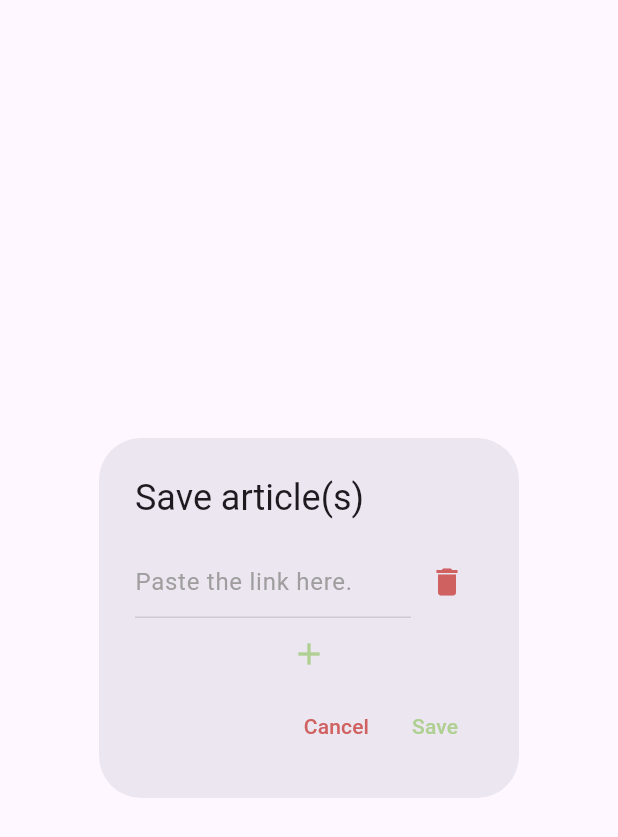
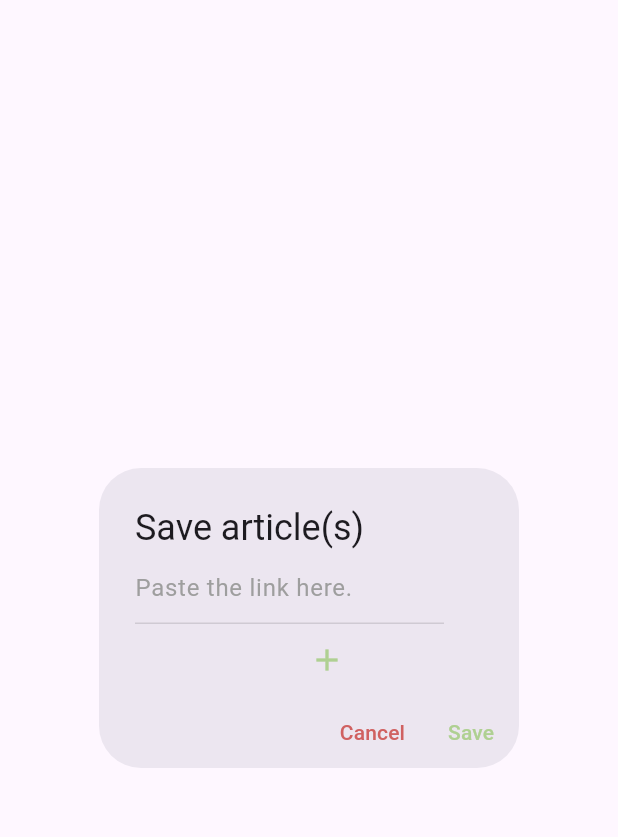
Before and after one commit to sudoadarsh/re_vision, a Flutter app: the BaseAlertDialog widget shown alone on an empty page, opened directly, on a phone screen of 412 x 824 dp. Shown: the top 837 px of the screen. Run offline on Flutter 3.47's test engine with Material 2 defaults, Android fonts, the phone set to English and light mode, and no system bars; our stand-ins replace bloc, cached_network_image, flutter_bloc, font_awesome_flutter, shared_preferences, sqflite and 1 more; accounts and stored records are empty.

Commit message:
-- add link dialog updated. Final.

```diff
--- a/lib/base_widgets/base_alert_dialog.dart
+++ b/lib/base_widgets/base_alert_dialog.dart
@@ -9,7 +9,7 @@ class BaseAlertDialog extends StatelessWidget {
     this.description,
     this.actions,
     this.customContent,
-    this.actionsPadding
+    this.actionsPadding, this.contentPadding
   }) : super(key: key);
 
   final String title;
@@ -17,6 +17,7 @@ class BaseAlertDialog extends StatelessWidget {
   final Widget? customContent;
   final List<Widget>? actions;
   final EdgeInsetsGeometry? actionsPadding;
+  final EdgeInsetsGeometry? contentPadding;
 
   @override
   Widget build(BuildContext context) {
@@ -27,6 +28,7 @@ class BaseAlertDialog extends StatelessWidget {
             description ?? '',
           ),
       actionsPadding: actionsPadding,
+      contentPadding: contentPadding,
       actions: actions ??
           <Widget>[
             TextButton(
--- a/lib/modules/topic_page/topic_page.dart
+++ b/lib/modules/topic_page/topic_page.dart
@@ -7,6 +7,7 @@ import 'package:re_vision/constants/color_constants.dart';
 import 'package:re_vision/constants/icon_constants.dart';
 import 'package:re_vision/constants/size_constants.dart';
 import 'package:re_vision/constants/string_constants.dart';
+import 'package:re_vision/extensions/double_extensions.dart';
 import 'package:re_vision/extensions/widget_extensions.dart';
 import 'package:re_vision/models/attachment_data_dm.dart';
 
@@ -241,6 +242,7 @@ class _TopicPageState extends State<TopicPage> {
       builder: (context) => const BaseAlertDialog(
         title: StringConstants.saveArticles,
         customContent: _PasteLink(),
+        contentPadding: EdgeInsets.only(left: 24.0),
         actionsPadding: SizeConstants.zeroPadding,
         actions: [],
       ),
@@ -289,7 +291,7 @@ class _PasteLinkState extends State<_PasteLink> {
                 mainAxisSize: MainAxisSize.min,
                 children: [
                   Flexible(child: _fields[index]),
-                  IconButton(
+                  index == 0 ? 50.0.separation(false) : IconButton(
                     onPressed: () {
                       _fields.removeAt(index);
                       _controller.removeAt(index);
```
